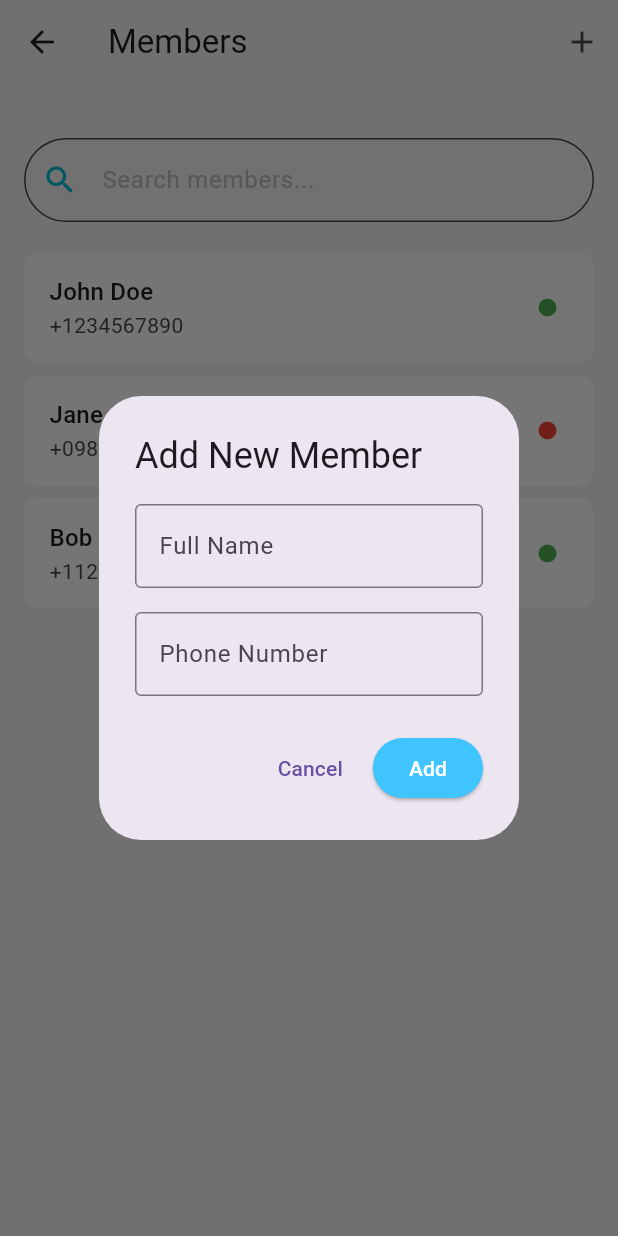
After one commit to Danish9111/mess, a Flutter app: the AllMembers screen opened directly, after a tap on the "add" icon, on a phone screen of 412 x 824 dp. The commit adds this screen. Run offline on Flutter 3.47's test engine with Material 3 defaults, Android fonts, the phone set to English and light mode, and no system bars; our stand-ins replace carousel_slider, cloud_firestore, firebase_auth, firebase_core, flutter_rating_bar, flutter_riverpod and 6 more; accounts and stored records are empty.

Commit message:
created file all_members.dart

```diff
--- /dev/null
+++ b/lib/screens/profile_screen/admin_profile/members_tab/all_members.dart
@@ -0,0 +1,217 @@
+import 'package:flutter/material.dart';
+
+class Member {
+  final String id;
+  String name;
+  String phone;
+  int totalMeals;
+  bool isActive;
+
+  Member({
+    required this.id,
+    required this.name,
+    required this.phone,
+    this.totalMeals = 0,
+    this.isActive = true,
+  });
+}
+
+final List<Member> _members = [
+  Member(id: '1', name: 'John Doe', phone: '+1234567890', totalMeals: 24),
+  Member(
+      id: '2',
+      name: 'Jane Smith',
+      phone: '+0987654321',
+      totalMeals: 18,
+      isActive: false),
+  Member(id: '3', name: 'Bob Johnson', phone: '+1122334455', totalMeals: 32),
+];
+
+class AllMembers extends StatefulWidget {
+  const AllMembers({super.key});
+
+  @override
+  State<AllMembers> createState() => _MembersTabState();
+}
+
+class _MembersTabState extends State<AllMembers> {
+  List<Member> _filteredMembers = [];
+  final TextEditingController _searchController = TextEditingController();
+
+  @override
+  void initState() {
+    super.initState();
+    _filteredMembers = _members;
+    _searchController.addListener(_filterMembers);
+  }
+
+  @override
+  void dispose() {
+    _searchController.dispose();
+    super.dispose();
+  }
+
+  void _filterMembers() {
+    final query = _searchController.text.toLowerCase();
+    setState(() {
+      _filteredMembers = _members.where((member) {
+        return member.name.toLowerCase().contains(query);
+      }).toList();
+    });
+  }
+
+  void _addMember(String name, String phone) {
+    setState(() {
+      _members.add(Member(
+        id: DateTime.now().millisecondsSinceEpoch.toString(),
+        name: name,
+        phone: phone,
+      ));
+    });
+    _filterMembers();
+  }
+
+  void _showAddMemberDialog() {
+    final nameController = TextEditingController();
+    final phoneController = TextEditingController();
+
+    showDialog(
+      context: context,
+      builder: (context) => AlertDialog(
+        title: const Text('Add New Member'),
+        content: Column(
+          mainAxisSize: MainAxisSize.min,
+          children: [
+            TextField(
+              controller: nameController,
+              decoration: const InputDecoration(
+                labelText: 'Full Name',
+                border: OutlineInputBorder(),
+              ),
+            ),
+            const SizedBox(height: 16),
+            TextField(
+              controller: phoneController,
+              decoration: const InputDecoration(
+                labelText: 'Phone Number',
+                border: OutlineInputBorder(),
+              ),
+              keyboardType: TextInputType.phone,
+            ),
+          ],
+        ),
+        actions: [
+          TextButton(
+            onPressed: () => Navigator.pop(context),
+            child: const Text('Cancel'),
+          ),
+          ElevatedButton(
+            onPressed: () {
+              if (nameController.text.isNotEmpty &&
+                  phoneController.text.isNotEmpty) {
+                _addMember(nameController.text, phoneController.text);
+                Navigator.pop(context);
+              }
+            },
+            style: ElevatedButton.styleFrom(
+              backgroundColor: Colors.lightBlueAccent,
+            ),
+            child: const Text('Add', style: TextStyle(color: Colors.white)),
+          ),
+        ],
+      ),
+    );
+  }
+
+  @override
+  Widget build(BuildContext context) {
+    return Scaffold(
+        backgroundColor: Colors.grey.shade100,
+        appBar: AppBar(
+          backgroundColor: Colors.grey.shade100,
+          title: const Text('Members'),
+          actions: [
+            IconButton(
+              icon: const Icon(Icons.add),
+              onPressed: _showAddMemberDialog,
+            ),
+          ],
+        ),
+        body: Column(
+          children: [
+            const SizedBox(
+              height: 20,
+            ),
+            // const TotalMembers(),
+
+            Padding(
+              padding: const EdgeInsets.all(16.0),
+              child: TextField(
+                controller: _searchController,
+                decoration: InputDecoration(
+                  hintText: 'Search members...',
+                  hintStyle: TextStyle(color: Colors.grey[400]),
+                  prefixIcon: const Icon(
+                    Icons.search,
+                    color: Colors.cyan,
+                  ),
+                  border: OutlineInputBorder(
+                    borderRadius: BorderRadius.circular(50.0),
+                  ),
+                  filled: true,
+                  fillColor: Colors.white10,
+                ),
+              ),
+            ),
+            Expanded(
+              child: ListView.builder(
+                itemCount: _filteredMembers.length,
+                itemBuilder: (context, index) {
+                  final member = _filteredMembers[index];
+                  return Card(
+                      margin: const EdgeInsets.symmetric(
+                          horizontal: 16, vertical: 4),
+                      elevation: 0,
+                      child: Container(
+                        decoration: BoxDecoration(
+                          borderRadius: BorderRadius.circular(10),
+                          color: Colors.white,
+                          border: Border.all(
+                            color: Colors.transparent,
+                            width: 1,
+                          ),
+                        ),
+                        child: ListTile(
+                          title: Text(member.name,
+                              style: Theme.of(context).textTheme.titleMedium),
+                          subtitle: Text(member.phone),
+                          trailing: Container(
+                            width: 12,
+                            height: 12,
+                            decoration: BoxDecoration(
+                              shape: BoxShape.circle,
+                              color:
+                                  member.isActive ? Colors.green : Colors.red,
+                            ),
+                          ),
+                          onTap: () async {
+                            //.
+                            // Navigator.push(
+                            //   context,
+                            //   MaterialPageRoute(
+                            //     builder: (context) => MemberDetailsScreen(
+                            //       member: member,
+                            //     ),
+                            //   ),
+                            // );
+                          },
+                        ),
+                      ));
+                },
+              ),
+            ),
+            // const SizedBox(height: 16),
+          ],
+        ));
+  }
+}
```
Also changed, not shown: lib/screens/profile_screen/admin_profile/members_tab/build_member_tab_body.dart (+11 -5 lines), lib/screens/profile_screen/admin_profile/members_tab/members_details.dart (deleted, +0 -309 lines).
